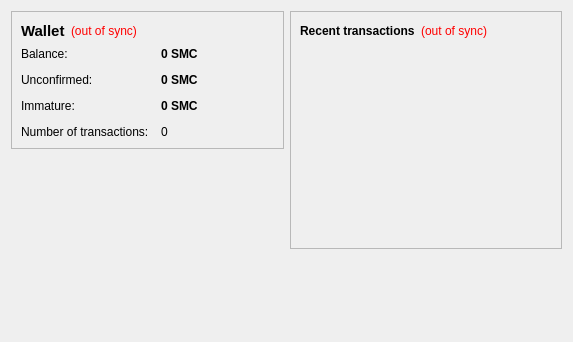
Old version of the form src/qt/forms/overviewpage.ui in the repository eightyfourcoin/KaChingCoin.
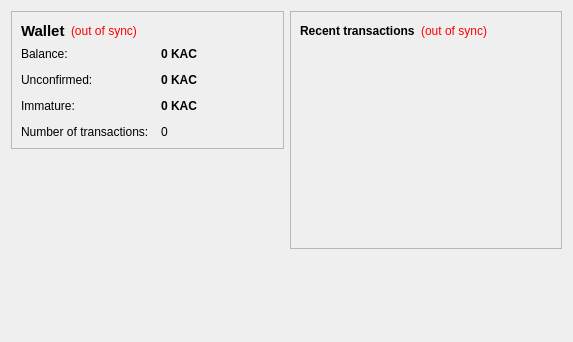
New version of the form.

```diff
--- a/src/qt/forms/overviewpage.ui
+++ b/src/qt/forms/overviewpage.ui
@@ -105,7 +105,7 @@
              <string>Your current balance</string>
             </property>
             <property name="text">
-             <string notr="true">0 SMC</string>
+             <string notr="true">0 KAC</string>
             </property>
             <property name="textInteractionFlags">
              <set>Qt::LinksAccessibleByMouse|Qt::TextSelectableByKeyboard|Qt::TextSelectableByMouse</set>
@@ -134,7 +134,7 @@
              <string>Total of transactions that have yet to be confirmed, and do not yet count toward the current balance</string>
             </property>
             <property name="text">
-             <string notr="true">0 SMC</string>
+             <string notr="true">0 KAC</string>
             </property>
             <property name="textInteractionFlags">
              <set>Qt::LinksAccessibleByMouse|Qt::TextSelectableByKeyboard|Qt::TextSelectableByMouse</set>
@@ -177,7 +177,7 @@
              <string>Mined balance that has not yet matured</string>
             </property>
             <property name="text">
-             <string notr="true">0 SMC</string>
+             <string notr="true">0 KAC</string>
             </property>
             <property name="textInteractionFlags">
              <set>Qt::LinksAccessibleByMouse|Qt::TextSelectableByKeyboard|Qt::TextSelectableByMouse</set>
```
Left out of the diff: 4 changed lines with no effect on the pictures.
